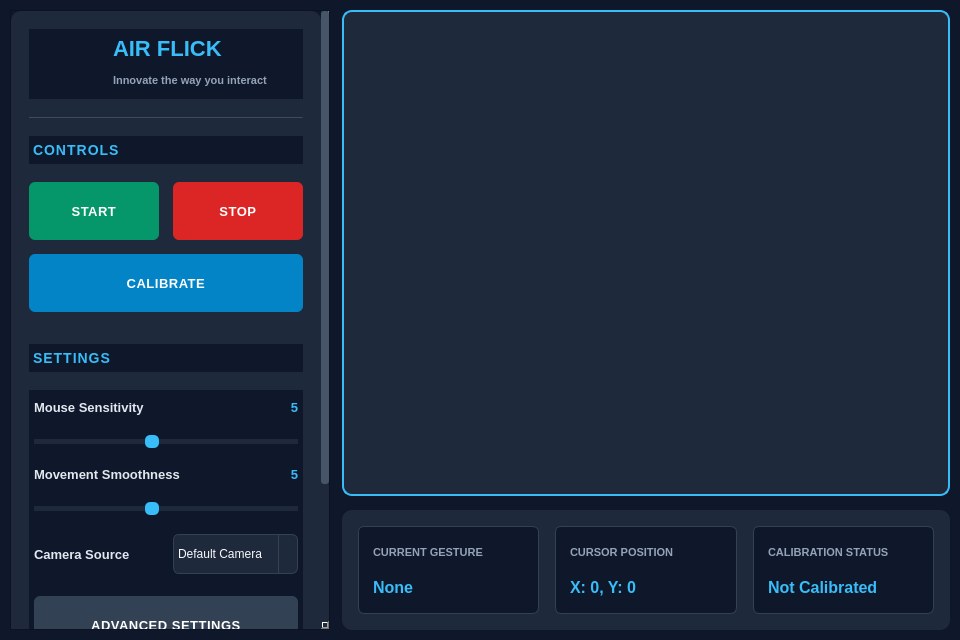
Before: the Qt Designer form modules_hand_detections/air_flick.ui in VPS010/Airflick, drawn with Qt 5.
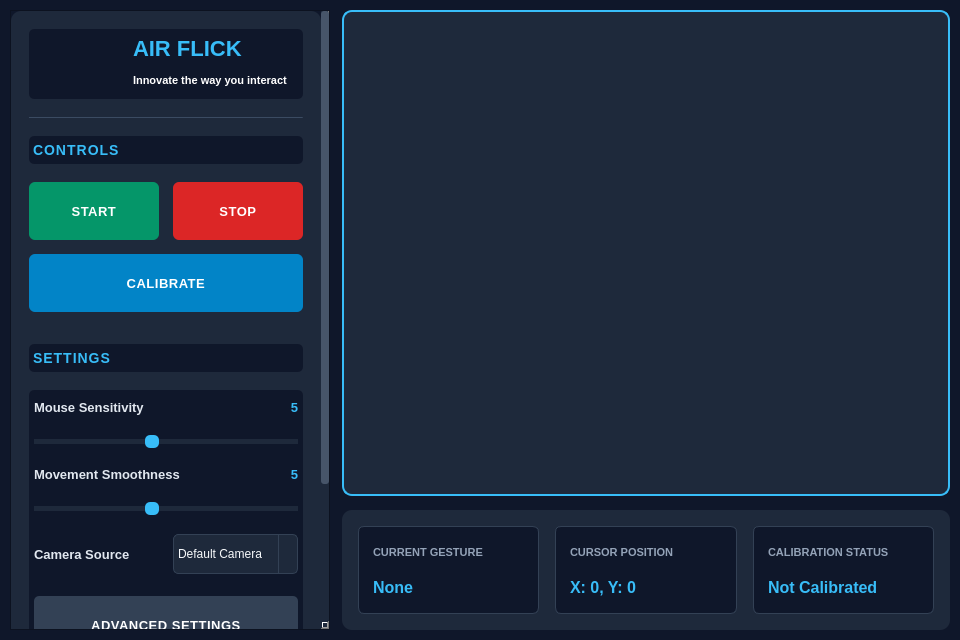
After: the same form once the commit is applied. Icons and pictures are not drawn.

```diff
--- a/modules_hand_detections/air_flick.ui
+++ b/modules_hand_detections/air_flick.ui
@@ -176,7 +176,7 @@
       <property name="geometry">
        <rect>
         <x>0</x>
-        <y>-298</y>
+        <y>0</y>
         <width>312</width>
         <height>928</height>
        </rect>
@@ -235,6 +235,10 @@
           </property>
           <item>
            <widget class="QFrame" name="logoFrame">
+            <property name="styleSheet">
+             <string notr="true">border: 2px ;
+border-radius: 5px;</string>
+            </property>
             <property name="frameShape">
              <enum>QFrame::NoFrame</enum>
             </property>
@@ -261,7 +265,7 @@
               <widget class="QLabel" name="logoLabel">
                <property name="minimumSize">
                 <size>
-                 <width>60</width>
+                 <width>80</width>
                  <height>60</height>
                 </size>
                </property>
@@ -306,7 +310,7 @@
                 <widget class="QLabel" name="subtitleLabel">
                  <property name="styleSheet">
                   <string notr="true">font-size: 11px;
-color: #94a3b8;
+color: #ffffff;
 font-weight: 500;</string>
                  </property>
                  <property name="text">
@@ -355,7 +359,8 @@
 font-weight: 600;
 letter-spacing: 1px;
 padding-top: 6px;
-padding-bottom: 6px;</string>
+padding-bottom: 6px;
+border-radius: 5px;</string>
             </property>
             <property name="text">
              <string>CONTROLS</string>
@@ -462,7 +467,8 @@
 font-weight: 600;
 letter-spacing: 1px;
 padding-top: 6px;
-padding-bottom: 6px;</string>
+padding-bottom: 6px;
+border-radius: 5px;</string>
             </property>
             <property name="text">
              <string>SETTINGS</string>
@@ -474,6 +480,9 @@
           </item>
           <item>
            <widget class="QFrame" name="settingsFrame">
+            <property name="styleSheet">
+             <string notr="true">border-radius: 5px;</string>
+            </property>
             <property name="frameShape">
              <enum>QFrame::NoFrame</enum>
             </property>
```
Left out of the diff: 9 changed lines with no effect on the pictures.
